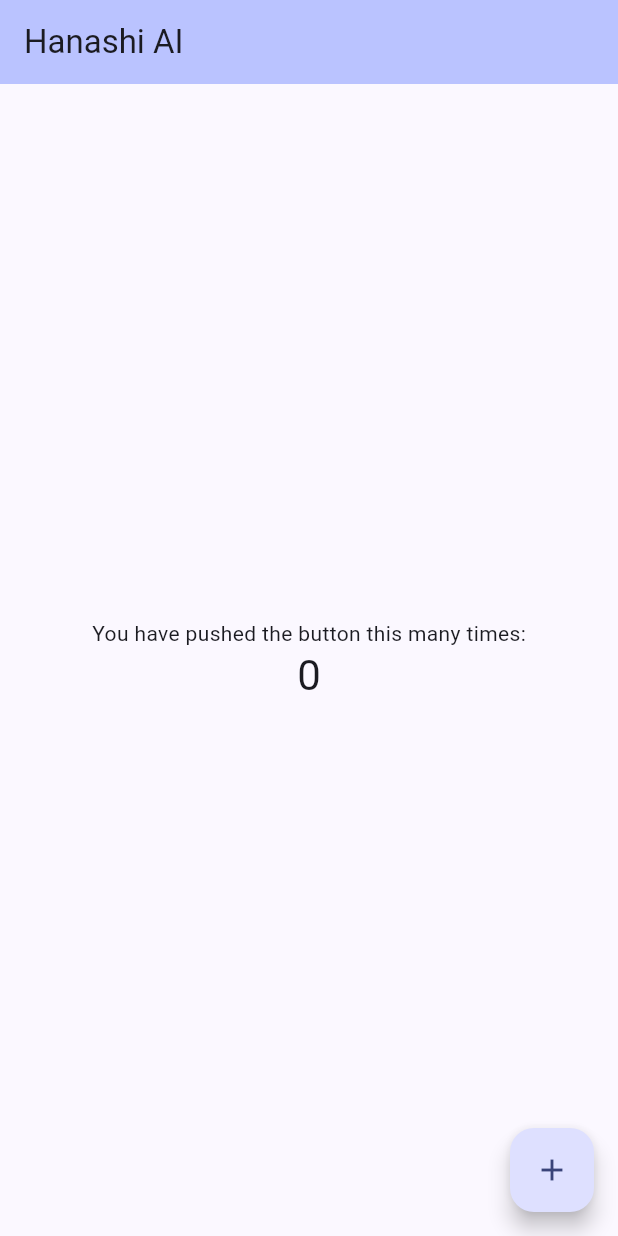
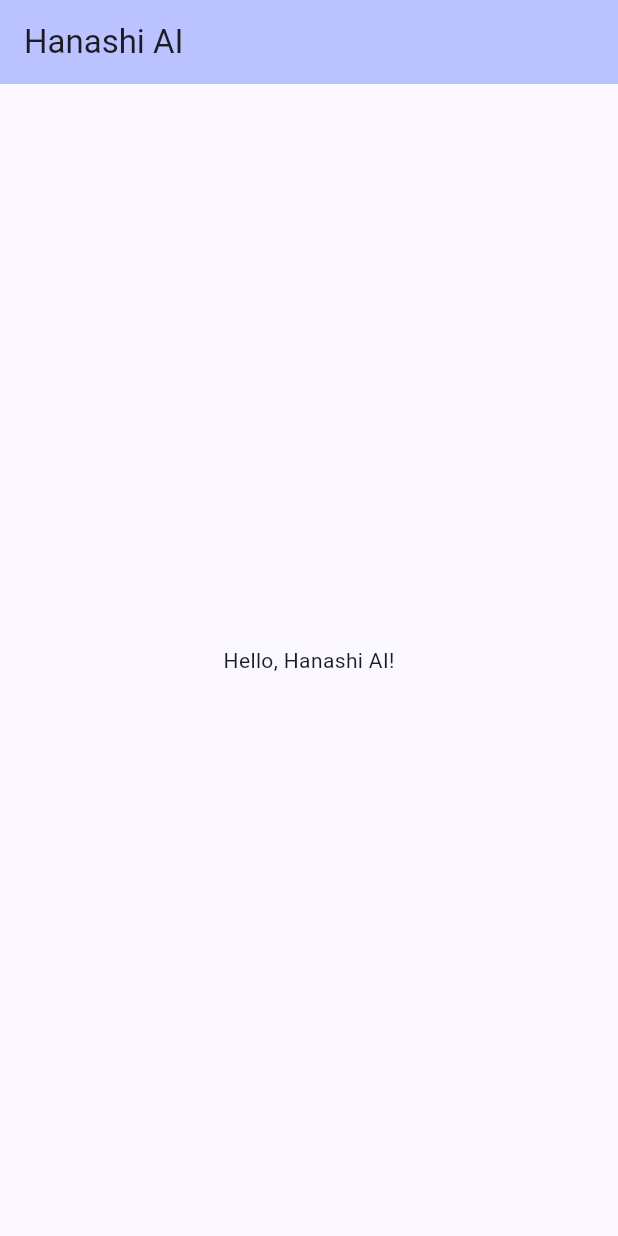
Before and after one commit to njm-khaki/hanashi-ai, a Flutter app: the screen it shows after launch, on a phone screen of 412 x 824 dp. Run offline on Flutter 3.47's test engine with Material 3 defaults, Android fonts, the phone set to English and light mode, and no system bars; our stand-ins replace flutter_riverpod, freezed_annotation, go_router, logger.

Commit message:
基本的な構成を構築

```diff
--- /dev/null
+++ b/hanashi_ai/lib/hanashi_ai_app.dart
@@ -0,0 +1,41 @@
+import 'package:flutter/material.dart';
+import 'package:flutter_riverpod/flutter_riverpod.dart';
+import 'package:hanashi_ai/routes/router.dart';
+
+/// アプリ全体のルートウィジェット
+class HanashiAiApp extends StatelessWidget {
+  const HanashiAiApp({super.key}); // コンストラクタ
+
+  @override
+  Widget build(BuildContext context) {
+    // ProviderScopeを使ってRiverpodの状態管理を有効化
+    return ProviderScope(
+      // MaterialApp.routerを使ってルーティング対応のアプリを構築
+      child: MaterialApp.router(
+        theme: ThemeData(
+          colorScheme: ColorScheme.fromSeed(
+            seedColor: Colors.indigo,
+            // ダークテーマ
+            brightness: Brightness.light,
+          ),
+        ),
+        darkTheme: ThemeData(
+          // プライマリカラー
+          colorScheme: ColorScheme.fromSeed(
+            seedColor: Colors.indigo,
+            // ダークテーマ
+            brightness: Brightness.dark,
+          ),
+        ),
+        // システムのテーマモードに従う
+        themeMode: ThemeMode.system,
+        // ルーターのデリゲート
+        routerDelegate: router.routerDelegate,
+        // ルート情報のパーサー
+        routeInformationParser: router.routeInformationParser,
+        // ルート情報のプロバイダー
+        routeInformationProvider: router.routeInformationProvider,
+      ),
+    );
+  }
+}
--- a/hanashi_ai/lib/main.dart
+++ b/hanashi_ai/lib/main.dart
@@ -1,133 +1,7 @@
 import 'package:flutter/material.dart';
+import 'package:hanashi_ai/hanashi_ai_app.dart';
 
 void main() {
-  runApp(const MyApp());
+  // アプリのエントリーポイント。HanashiAiAppウィジェットを起動
+  runApp(const HanashiAiApp());
 }
-
-class MyApp extends StatelessWidget {
-  const MyApp({super.key});
-
-  // This widget is the root of your application.
-  @override
-  Widget build(BuildContext context) {
-    return MaterialApp(
-      theme: ThemeData(
-        // This is the theme of your application.
-        //
-        // TRY THIS: Try running your application with "flutter run". You'll see
-        // the application has a purple toolbar. Then, without quitting the app,
-        // try changing the seedColor in the colorScheme below to Colors.green
-        // and then invoke "hot reload" (save your changes or press the "hot
-        // reload" button in a Flutter-supported IDE, or press "r" if you used
-        // the command line to start the app).
-        //
-        // Notice that the counter didn't reset back to zero; the application
-        // state is not lost during the reload. To reset the state, use hot
-        // restart instead.
-        //
-        // This works for code too, not just values: Most code changes can be
-        // tested with just a hot reload.
-        colorScheme: ColorScheme.fromSeed(
-          seedColor: Colors.indigo,
-          // ライトテーマ
-          brightness: Brightness.light,
-        ),
-      ),
-      darkTheme: ThemeData(
-        colorScheme: ColorScheme.fromSeed(
-          seedColor: Colors.indigo,
-          // ダークテーマ
-          brightness: Brightness.dark,
-        ),
-      ),
-      themeMode: ThemeMode.system, // Use system theme mode
-      home: const MyHomePage(title: 'Hanashi AI'),
-    );
-  }
-}
-
-class MyHomePage extends StatefulWidget {
-  const MyHomePage({super.key, required this.title});
-
-  // This widget is the home page of your application. It is stateful, meaning
-  // that it has a State object (defined below) that contains fields that affect
-  // how it looks.
-
-  // This class is the configuration for the state. It holds the values (in this
-  // case the title) provided by the parent (in this case the App widget) and
-  // used by the build method of the State. Fields in a Widget subclass are
-  // always marked "final".
-
-  final String title;
-
-  @override
-  State<MyHomePage> createState() => _MyHomePageState();
-}
-
-class _MyHomePageState extends State<MyHomePage> {
-  int _counter = 0;
-
-  void _incrementCounter() {
-    setState(() {
-      // This call to setState tells the Flutter framework that something has
-      // changed in this State, which causes it to rerun the build method below
-      // so that the display can reflect the updated values. If we changed
-      // _counter without calling setState(), then the build method would not be
-      // called again, and so nothing would appear to happen.
-      _counter++;
-    });
-  }
-
-  @override
-  Widget build(BuildContext context) {
-    // This method is rerun every time setState is called, for instance as done
-    // by the _incrementCounter method above.
-    //
-    // The Flutter framework has been optimized to make rerunning build methods
-    // fast, so that you can just rebuild anything that needs updating rather
-    // than having to individually change instances of widgets.
-    return Scaffold(
-      appBar: AppBar(
-        // TRY THIS: Try changing the color here to a specific color (to
-        // Colors.amber, perhaps?) and trigger a hot reload to see the AppBar
-        // change color while the other colors stay the same.
-        backgroundColor: Theme.of(context).colorScheme.inversePrimary,
-        // Here we take the value from the MyHomePage object that was created by
-        // the App.build method, and use it to set our appbar title.
-        title: Text(widget.title),
-      ),
-      body: Center(
-        // Center is a layout widget. It takes a single child and positions it
-        // in the middle of the parent.
-        child: Column(
-          // Column is also a layout widget. It takes a list of children and
-          // arranges them vertically. By default, it sizes itself to fit its
-          // children horizontally, and tries to be as tall as its parent.
-          //
-          // Column has various properties to control how it sizes itself and
-          // how it positions its children. Here we use mainAxisAlignment to
-          // center the children vertically; the main axis here is the vertical
-          // axis because Columns are vertical (the cross axis would be
-          // horizontal).
-          //
-          // TRY THIS: Invoke "debug painting" (choose the "Toggle Debug Paint"
-          // action in the IDE, or press "p" in the console), to see the
-          // wireframe for each widget.
-          mainAxisAlignment: MainAxisAlignment.center,
-          children: <Widget>[
-            const Text('You have pushed the button this many times:'),
-            Text(
-              '$_counter',
-              style: Theme.of(context).textTheme.headlineMedium,
-            ),
-          ],
-        ),
-      ),
-      floatingActionButton: FloatingActionButton(
-        onPressed: _incrementCounter,
-        tooltip: 'Increment',
-        child: const Icon(Icons.add),
-      ), // This trailing comma makes auto-formatting nicer for build methods.
-    );
-  }
-}
--- /dev/null
+++ b/hanashi_ai/lib/pages/chat/chat_page.dart
@@ -0,0 +1,28 @@
+import 'package:flutter/material.dart';
+import 'package:flutter_riverpod/flutter_riverpod.dart';
+import 'package:hanashi_ai/states/chat/chat_state.dart';
+
+/// チャット画面
+class ChatPage extends ConsumerWidget {
+  // Riverpod対応のStatelessWidget
+  const ChatPage({super.key}); // コンストラクタ
+
+  @override
+  Widget build(BuildContext context, WidgetRef ref) {
+    // チャットの状態を取得
+    final state = ref.watch(chatProvider);
+
+    // 画面のUIを構築
+    return Scaffold(
+      // アプリバーのタイトル
+      appBar: AppBar(
+        title: const Text('Hanashi AI'),
+        backgroundColor: Theme.of(context).colorScheme.inversePrimary,
+      ),
+      body: Center(
+        // UI テンプレート
+        child: Text(state.text), // 中央にテキストを表示
+      ),
+    );
+  }
+}
--- /dev/null
+++ b/hanashi_ai/lib/routes/router.dart
@@ -0,0 +1,17 @@
+import 'package:flutter/material.dart';
+import 'package:go_router/go_router.dart';
+import 'package:hanashi_ai/pages/chat/chat_page.dart';
+
+final router = GoRouter(
+  initialLocation: '/',
+  routes: [
+    GoRoute(
+      path: '/',
+      name: 'chat',
+      pageBuilder: (context, state) => MaterialPage(
+        // チャット画面
+        child: const ChatPage(),
+      ),
+    ),
+  ],
+);
--- /dev/null
+++ b/hanashi_ai/lib/states/chat/chat_state.dart
@@ -0,0 +1,35 @@
+import 'package:flutter_riverpod/flutter_riverpod.dart';
+import 'package:hanashi_ai/models/chat/chat_model.dart';
+import 'package:hanashi_ai/states/chat/chat_member.dart';
+import 'package:logger/logger.dart';
+
+/// チャット画面の状態を管理するクラス
+class ChatState extends Notifier<ChatModel> implements ChatMember {
+  ChatState({
+    // 初期値
+    this.init = const ChatModel(text: 'Hello, Hanashi AI!'),
+    // ロガー
+    required this.logger,
+  });
+
+  /// 状態の初期値を返す
+  @override
+  ChatModel build() => init;
+
+  /// チャットの初期メッセージ
+  @override
+  final ChatModel init;
+
+  /// ロガーインスタンス
+  @override
+  final Logger logger;
+}
+
+/// チャット画面のプロバイダー
+final chatProvider = NotifierProvider<ChatState, ChatModel>(
+  () => ChatState(
+    // 初期値
+    init: const ChatModel(text: 'Hello, Hanashi AI!'),
+    logger: Logger(),
+  ),
+);
```
Also changed, not shown: hanashi_ai/lib/models/chat/chat_model.dart (added, +8 -0 lines), hanashi_ai/lib/states/chat/chat_member.dart (added, +15 -0 lines), hanashi_ai/pubspec.yaml (+9 -1 lines), hanashi_ai/lib/models/chat/chat_model.freezed.dart (added), hanashi_ai/pubspec.lock, 4 other files.
